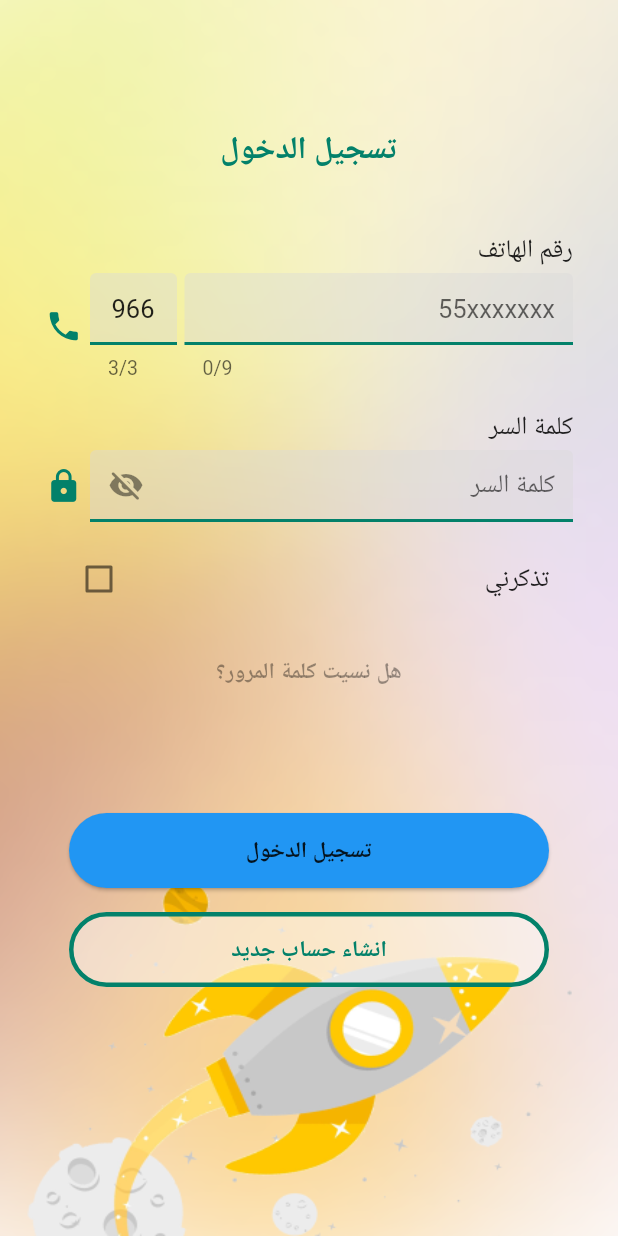
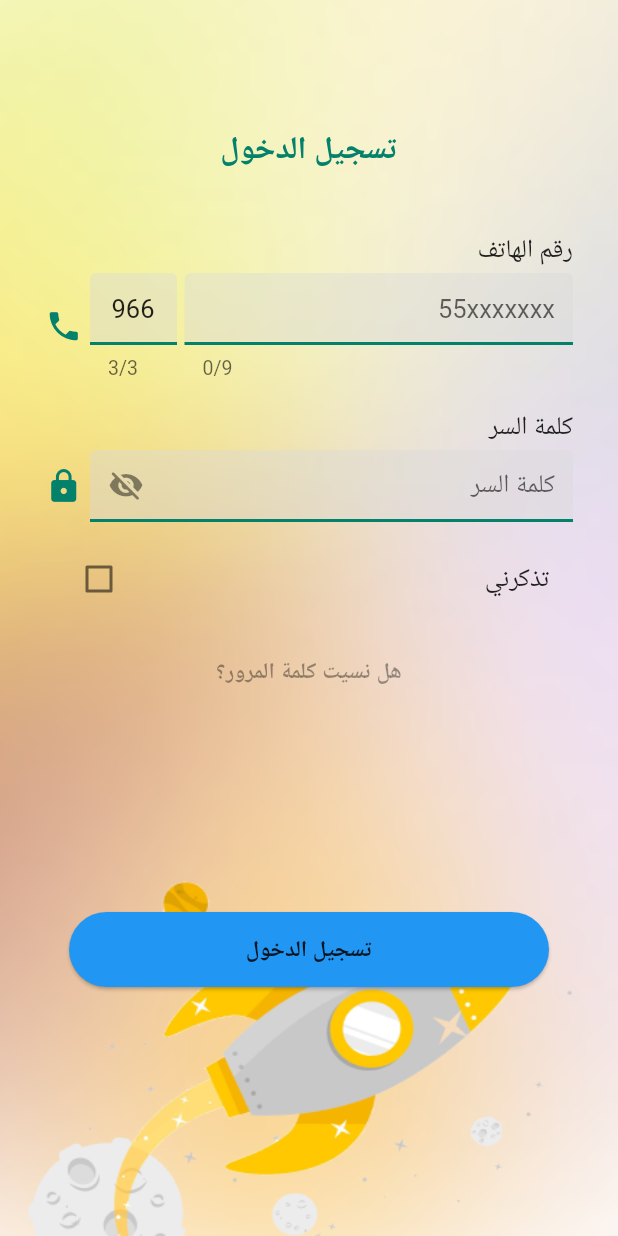
Before and after one commit to mehsen-alk/store-web, a Flutter app: the screen it shows after launch, on a phone screen of 412 x 824 dp. Run offline on Flutter 3.47's test engine with Material 2 defaults, Android fonts, the light colour scheme and no system bars; our stand-ins replace another_flushbar, dio, flutter_map, flutter_rating_bar, flutter_svg, font_awesome_flutter and 12 more; missing offline and left inert: clippy_flutter, feature_discovery, new_version_plus, progressive_image, simple_moment, the_country_number; accounts and stored records are empty.

Commit message:
remove register button

```diff
--- a/lib/consts/urls.dart
+++ b/lib/consts/urls.dart
@@ -7,7 +7,7 @@ const String devDomain = 'http://134.209.241.49';
 const String prodDomain = 'http://46.101.100.62';
 
 class Urls {
-  static const String DOMAIN = prodDomain;
+  static const String DOMAIN = devDomain;
   static const String BASE_API = '$DOMAIN/v1/store';
   static const String BASE_API_USER = '$DOMAIN/v1/user';
   static const String IMAGES_ROOT =
--- a/lib/module_auth/ui/screen/login_screen/login_screen.dart
+++ b/lib/module_auth/ui/screen/login_screen/login_screen.dart
@@ -87,7 +87,9 @@ class LoginScreenState extends State<LoginScreen> {
             ImageAsset.AUTH_BACKGROUND,
             fit: BoxFit.fill,
           ),
-          Scaffold(
+          SizedBox(
+            width: 200,
+            child: Scaffold(
               floatingActionButton: Visibility(
                 visible: AuthPrefsHelper().savedUsersCredential().isNotEmpty,
                 child: Padding(
@@ -136,8 +138,8 @@ class LoginScreenState extends State<LoginScreen> {
                                             horizontalTitleGap: 0,
                                             leading: Icon(
                                               Icons.info,
-                                            color:
-                                                Theme.of(context).disabledColor,
+                                              color: Theme.of(context)
+                                                  .disabledColor,
                                             ),
                                             title: Text(
                                                 S.current.credentialsBagHint),
@@ -195,6 +197,7 @@ class LoginScreenState extends State<LoginScreen> {
                           color: Colors.transparent.withOpacity(0.0),
                         ),
                       ],
+                    ),
             ),
           ),
         ],
--- a/lib/utils/components/auth_buttons.dart
+++ b/lib/utils/components/auth_buttons.dart
@@ -7,7 +7,8 @@ class AuthButtons extends StatelessWidget {
   final VoidCallback secondButtonTab;
   final bool? loading;
   const AuthButtons(
-      {super.key, required this.firstButtonTitle,
+      {super.key,
+      required this.firstButtonTitle,
       required this.secondButtonTitle,
       this.firstButtonTab,
       required this.secondButtonTab,
@@ -56,39 +57,39 @@ class AuthButtons extends StatelessWidget {
                   )),
             ),
           ),
-          Padding(
-            padding: const EdgeInsets.only(
-                right: 16.0, left: 16, bottom: 8.0, top: 8.0),
-            child: SizedBox(
-              width: double.maxFinite,
-              height: 50,
-              child: OutlinedButton(
-                  onPressed: secondButtonTab,
-                  style: ButtonStyle(
-                    backgroundColor: MaterialStateColor.resolveWith(
-                        (states) => const Color.fromARGB(111, 255, 255, 255)),
-                    shape: MaterialStateProperty.all(
-                      RoundedRectangleBorder(
-                        borderRadius: BorderRadius.circular(40),
-                      ),
-                    ),
-                    side: MaterialStateProperty.all(
-                      const BorderSide(
-                          color: Color(0xff03816A),
-                          width: 3,
-                          style: BorderStyle.solid),
-                    ),
-                  ),
-                  child: Center(
-                    child: Text(
-                      secondButtonTitle,
-                      style: Theme.of(context).textTheme.labelLarge?.copyWith(
-                            color: const Color(0xff03816A),
-                          ),
-                    ),
-                  )),
-            ),
-          ),
+          // Padding(
+          //   padding: const EdgeInsets.only(
+          //       right: 16.0, left: 16, bottom: 8.0, top: 8.0),
+          //   child: SizedBox(
+          //     width: double.maxFinite,
+          //     height: 50,
+          //     child: OutlinedButton(
+          //         onPressed: secondButtonTab,
+          //         style: ButtonStyle(
+          //           backgroundColor: MaterialStateColor.resolveWith(
+          //               (states) => const Color.fromARGB(111, 255, 255, 255)),
+          //           shape: MaterialStateProperty.all(
+          //             RoundedRectangleBorder(
+          //               borderRadius: BorderRadius.circular(40),
+          //             ),
+          //           ),
+          //           side: MaterialStateProperty.all(
+          //             const BorderSide(
+          //                 color: Color(0xff03816A),
+          //                 width: 3,
+          //                 style: BorderStyle.solid),
+          //           ),
+          //         ),
+          //         child: Center(
+          //           child: Text(
+          //             secondButtonTitle,
+          //             style: Theme.of(context).textTheme.labelLarge?.copyWith(
+          //                   color: const Color(0xff03816A),
+          //                 ),
+          //           ),
+          //         )),
+          //   ),
+          // ),
         ],
       ),
     );
```
Lines whose indentation alone changed are shown as unchanged.
